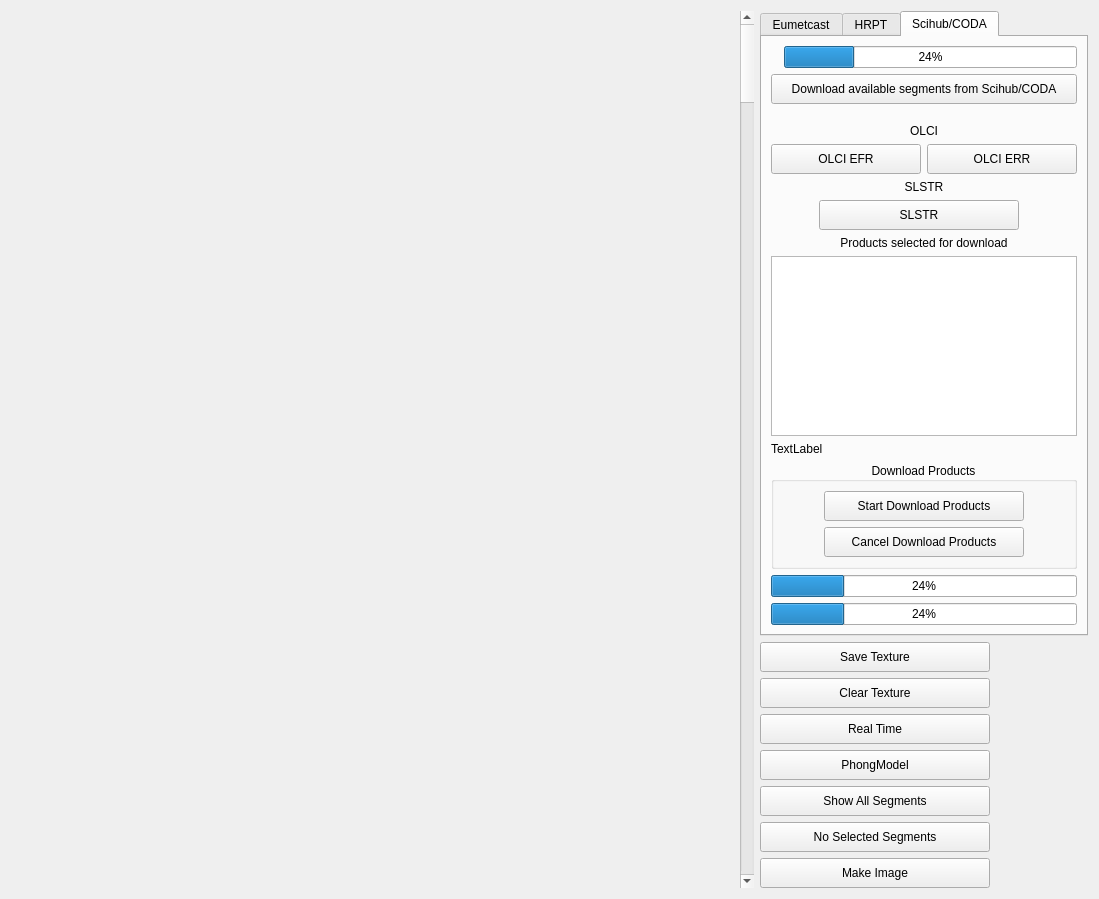
Before: the Qt Designer form core/formmapcyl.ui in hvanruys/EUMETCastView, drawn with Qt 5.
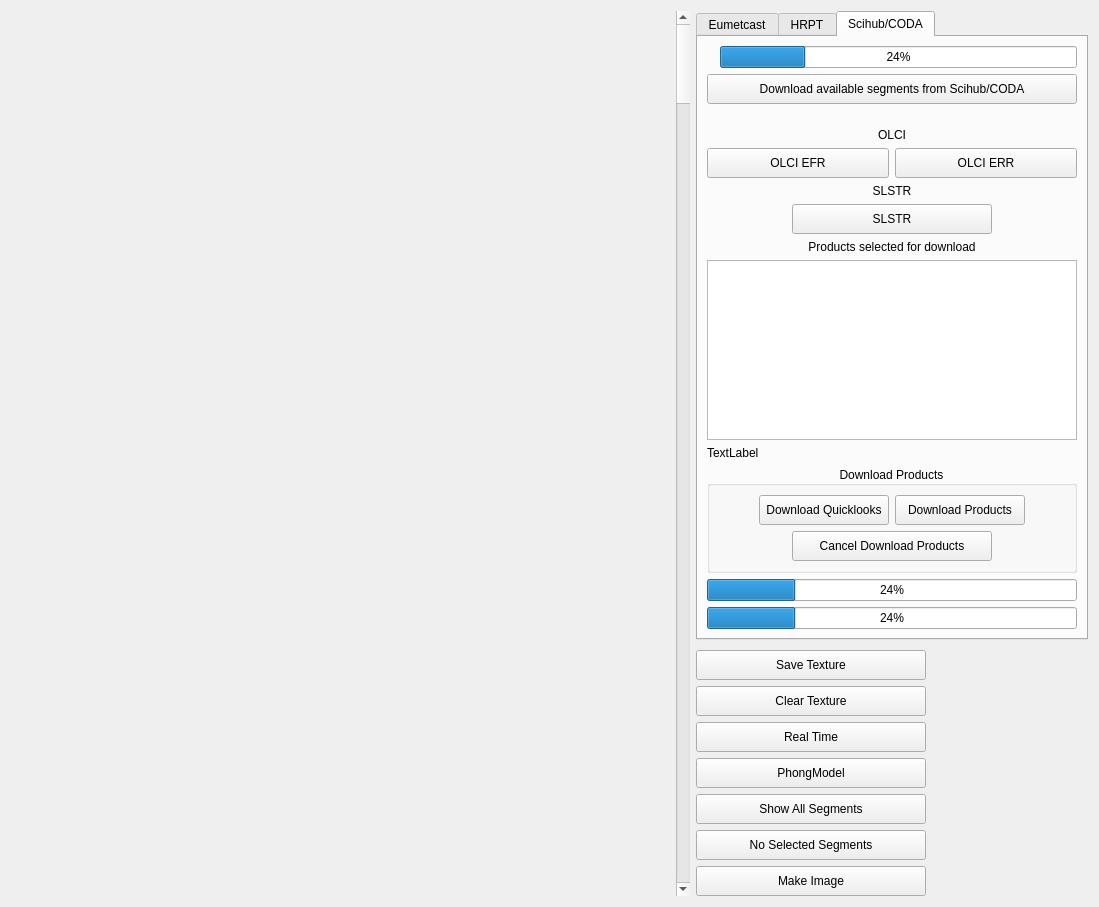
After: the same form once the commit is applied. The open tabs and pages were chosen to show the change.

What changed in the file:
```diff
--- a/core/formmapcyl.ui
+++ b/core/formmapcyl.ui
@@ -7,7 +7,7 @@
     <x>0</x>
     <y>0</y>
     <width>1099</width>
-    <height>899</height>
+    <height>907</height>
    </rect>
   </property>
   <property name="windowTitle">
@@ -668,7 +668,7 @@
            </property>
            <layout class="QVBoxLayout" name="verticalLayout_5">
             <item>
-             <layout class="QHBoxLayout" name="horizontalLayout_7" stretch="0,0,0">
+             <layout class="QHBoxLayout" name="horizontalLayout_7" stretch="0,0,0,0">
               <item>
                <spacer name="horizontalSpacer_5">
                 <property name="orientation">
@@ -682,11 +682,24 @@
                 </property>
                </spacer>
               </item>
+              <item>
+               <widget class="QPushButton" name="btnDownloadQuicklook">
+                <property name="minimumSize">
+                 <size>
+                  <width>130</width>
+                  <height>30</height>
+                 </size>
+                </property>
+                <property name="text">
+                 <string>Download Quicklooks</string>
+                </property>
+               </widget>
+              </item>
               <item>
                <widget class="QPushButton" name="btnDownloadProduct">
                 <property name="minimumSize">
                  <size>
-                  <width>200</width>
+                  <width>130</width>
                   <height>30</height>
                  </size>
                 </property>
@@ -697,7 +710,7 @@
                  </size>
                 </property>
                 <property name="text">
-                 <string>Start Download Products</string>
+                 <string>Download Products</string>
                 </property>
                </widget>
               </item>
```
Left out of the diff: 4 changed lines with no effect on the pictures.
